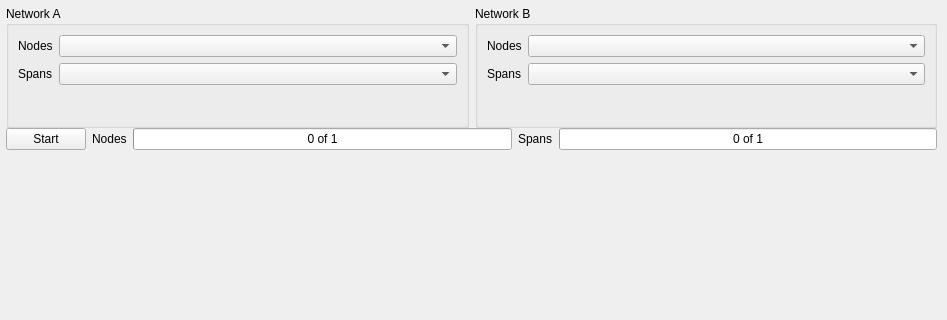
This is gui.ui in Open-Telecoms-Data/ofds_consolidation_tool as Qt 5 draws it before an edit; both pictures show x 0 to 947 and y 0 to 320 of the 947 by 965 pixel window. The edited form follows.
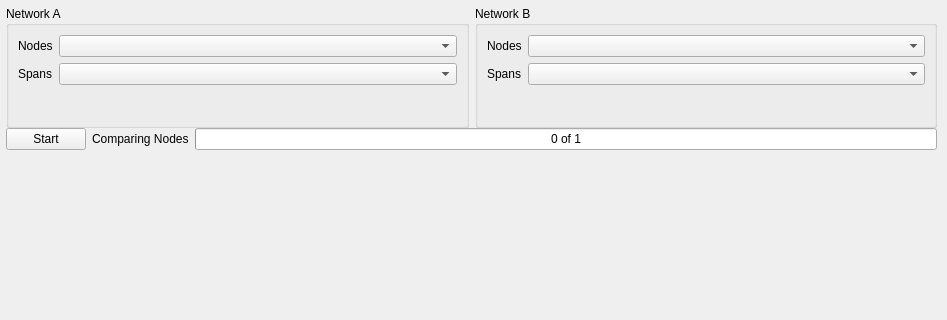
This is the edited form. Custom widgets are drawn as their Qt base class.

Commit message: fix(tool): Make the progress bar work

Diff of the .ui file:
```diff
--- a/gui.ui
+++ b/gui.ui
@@ -146,7 +146,7 @@
     <item>
      <widget class="QLabel" name="label">
       <property name="text">
-       <string>Nodes</string>
+       <string>Comparing Nodes</string>
       </property>
      </widget>
     </item>
@@ -166,26 +166,6 @@
       </property>
      </widget>
     </item>
-    <item>
-     <widget class="QLabel" name="label_2">
-      <property name="text">
-       <string>Spans</string>
-      </property>
-     </widget>
-    </item>
-    <item>
-     <widget class="QProgressBar" name="spansProgressBar">
-      <property name="maximum">
-       <number>1</number>
-      </property>
-      <property name="value">
-       <number>0</number>
-      </property>
-      <property name="format">
-       <string>%v of %m</string>
-      </property>
-     </widget>
-    </item>
    </layout>
   </widget>
   <widget class="QPushButton" name="sameButton">
```
Left out of the diff: 4 changed lines with no effect on the pictures. The commit also changes 3 other files.
